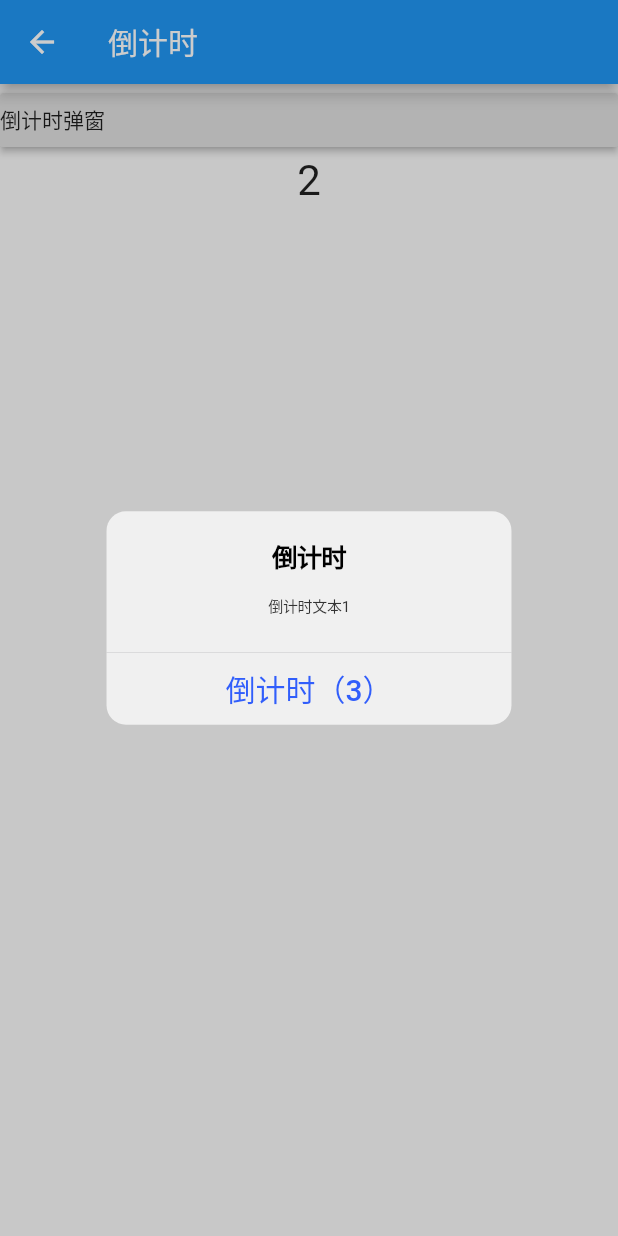
After one commit to chenbing11/personal-app, a Flutter app: the CountDownOldPage screen opened directly, after a tap on "倒计时弹窗", on a phone screen of 412 x 824 dp. The commit adds this screen. Run offline on Flutter 3.47's test engine with Material 2 defaults, Android fonts, the phone set to English and light mode, and no system bars; missing offline and left inert: flutter_custom_dialog.

Commit message:
pref 倒计时踩的坑

```diff
--- /dev/null
+++ b/lib/pages/count-down-old-page.dart
@@ -0,0 +1,190 @@
+import 'package:flutter/material.dart';
+import 'dart:async';
+import 'package:flutter/cupertino.dart';
+
+class CountDownOldPage extends StatefulWidget {
+  @override
+  _CountDownOldPageState createState() => _CountDownOldPageState();
+}
+
+class _CountDownOldPageState extends State<CountDownOldPage> {
+  String data = ''; // 实时显示的值
+  dynamic _timer = null;//定义一个计时器
+  int timerNumer = 3; //倒计时总数（单位为秒）
+
+  @override
+  void initState() {
+    super.initState();
+  }
+
+  @override
+  Widget build(BuildContext context) {
+    return Scaffold(
+      appBar: AppBar(
+        title: Text("倒计时"),
+      ),
+      body: Center(
+        child: GestureDetector(
+          onTap: (){
+          },
+          child: Column(
+              crossAxisAlignment: CrossAxisAlignment.stretch,
+              mainAxisSize: MainAxisSize.max,
+              children: [
+                RaisedButton(
+                  padding: EdgeInsets.all(0),
+                  onPressed: () {
+                    data = '';
+                    buildRedisterSuccDialog(context); //打开定时器弹窗
+                  },
+                  child: Row(
+                    children: [
+                      Text('倒计时弹窗'),
+                    ],
+                  ),
+                ),
+                Text(
+                      data,
+                      style: TextStyle(fontSize: 28),
+                      textAlign: TextAlign.center,
+                    ),
+                Container(
+                  height: 18.0,
+                ),
+              ]
+          ),
+        ),
+      ),
+    );
+  }
+
+  //登录成功倒计时弹窗
+  void buildRedisterSuccDialog(BuildContext context) {
+    setState(() {
+      data = timerNumer.toString();
+    });
+    startCountDown(
+      timerNumer,
+      (value) {
+        setState(() {
+          data = value;
+        });
+      },
+      () { //定时器结束
+        setState(() {
+           data = '0';
+        });
+        Navigator.of(context).pop(true); //关闭对话框
+      }
+    );//倒计时
+
+    // 这里有坑，必须是 StreamBuilder 数据流的形式，直接设置setState 数据不行
+    showCupertinoDialog(
+      context: context,
+      builder: (BuildContext context) {
+        return CupertinoAlertDialog(
+          title: Text(
+            '倒计时',
+            style: TextStyle(fontWeight: FontWeight.bold, ),
+          ),
+          content:  Container(
+              child: Column(
+                  children:[
+                    SizedBox(height:12.0),
+                    Text(
+                        '倒计时文本1',
+                        style: TextStyle(fontSize: 10.0,
+                            color: Color(0xff333333)),
+                        textAlign: TextAlign.center
+                    ),
+                    SizedBox(height:4.0),
+                  ]
+              )
+          ),
+          actions: <Widget>[
+            Container(
+                child: FlatButton(
+                          child: Text("倒计时（$data）" , style: TextStyle(
+                            fontSize: 20.0,
+                            color: Color(0xff315efb),
+                          ),),
+                          onPressed: () async {
+                            Navigator.of(context).pop(true); //关闭对话框
+                            clearTimer();//清除定时器
+                            //to do
+                          }
+                      ),
+            ),
+          ],
+        );
+      },
+    );
+  }
+
+  /**
+    * 倒计时方法，
+    * setValueFun 每间隔一秒执行回调重置值；
+    * callBackFun定时器结束是的回调函数
+  */
+  void startCountDown(int time, Function setValueFun, Function callBackFun) {
+    // 重新计时的时候要把之前的清除掉
+    clearTimer();
+    if (time <= 0) {
+      return;
+    }
+    var countTime = time;
+    const repeatPeriod = const Duration(seconds: 1);
+    _timer = Timer.periodic(repeatPeriod, (timer) {
+      if (countTime <= 0) {
+        clearTimer();
+        //倒计时结束，可以在这里做相应的操
+        callBackFun(); //定时器结束时的回调函数
+        return;
+      }
+      countTime--;
+      //外面传进来的单位是秒，所以需要根据总秒数，计算小时，分钟，秒
+      int hour = (countTime ~/ 3600) % 24;
+      int minute = countTime % 3600 ~/60;
+      int second = countTime % 60;
+
+      String str = '';
+      if (hour > 0) {
+        str = str + hour.toString()+':';
+      }
+
+      if(minute > 0) {
+        if (minute / 10 < 1) {//当只有个位数时，给前面加“0”，实现效果：“:01”,":02"
+          str = str + '0' + minute.toString() + ":";
+        } else {
+          str = str + minute.toString() + ":";
+        }
+      }
+      if (second / 10 < 1) {
+        if(hour == 0 && minute == 0) {
+          str = str + second.toString();
+        } else {
+          str = str + '0' + second.toString();
+        }
+      } else {
+        str = str + second.toString();
+      }
+      setValueFun(str);
+    });
+  }
+
+  //清除倒计时
+  void clearTimer(){
+    if (_timer != null) {
+      // if (_timer.isActive) {
+      _timer.cancel();
+      _timer = null;
+      // }
+    }
+  }
+
+  @override
+  void dispose() {
+    super.dispose();
+    clearTimer();
+  }
+}
```
Also changed, not shown: lib/pages/count-down-new-page.dart (renamed from lib/pages/count-down-page.dart, +28 -67 lines), lib/pages/home.dart (+19 -3 lines).
